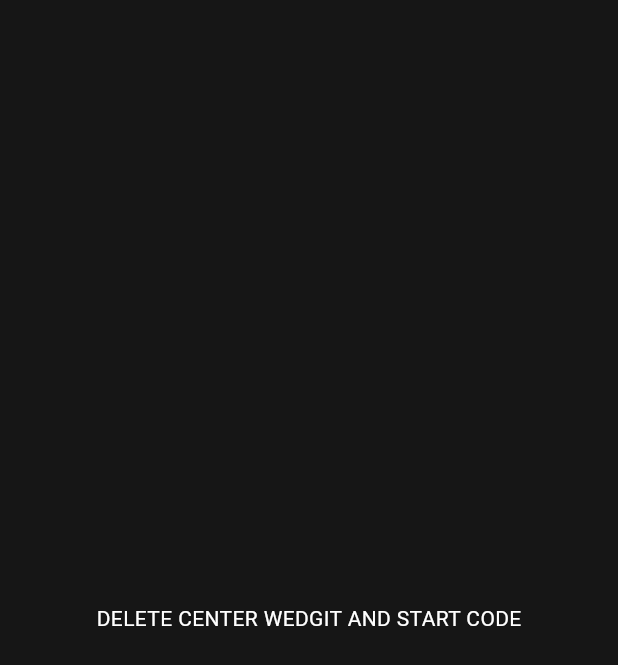
After one commit to heshammahamed/Flutter_project, a Flutter app: the screen it shows after launch, after a tap on "Ahmed", on a phone screen of 412 x 824 dp. The commit adds this screen. Shown: the top 665 px of the screen. Run offline on Flutter 3.47's test engine with Material 3 defaults, Android fonts, the phone set to English and light mode, and no system bars; our stand-ins replace font_awesome_flutter, percent_indicator.

Commit message:
add first and second game

```diff
--- a/lib/main.dart
+++ b/lib/main.dart
@@ -1,5 +1,9 @@
 import 'package:flutter/material.dart';
 import './screens/homescreen.dart';
+import './screens/firstGame/toturial.dart';
+import './screens/firstGame/Countdown.dart';
+import './screens/SecondGame/toturial.dart';
+import './screens/SecondGame/Countdown.dart';
 
 void main() {
   runApp(const MyApp());
@@ -18,6 +22,10 @@ class MyApp extends StatelessWidget {
 
       routes: {
         '/' : (context) => const Homescreen(),
+        '/firstgame_tutorial' : (context) => const Toturial_first(),
+        '/Countdown_firstgame' : (context) =>  CountdownFirstgame(),
+        '/SecondGame_tut' : (context) =>  const second_tutorial(),
+        '/Countdown_Second' : (context) =>  CountdownSecondGame(),
       },
     );
   }
--- /dev/null
+++ b/lib/screens/firstGame/toturial.dart
@@ -0,0 +1,14 @@
+import 'package:flutter/material.dart';
+import '../../var.dart';
+
+class Toturial_first extends StatelessWidget {
+  const Toturial_first({super.key});
+
+  @override
+  Widget build(BuildContext context) {
+    return Scaffold(
+      backgroundColor: homescreen ,
+      body: const Center (child : Text ("DELETE CENTER WEDGIT AND START CODE" , style : TextStyle(color : Colors.white)))
+    );
+  }
+}
--- a/lib/widget/Homescreen/Games.dart
+++ b/lib/widget/Homescreen/Games.dart
@@ -15,22 +15,30 @@ class Games extends StatelessWidget {
           child: PageView(
             scrollDirection: Axis.horizontal,
             children: [
-              Container(
+              GestureDetector(
+                onTap: () => {
+                  Navigator.pushNamed(context , "/firstgame_tutorial")
+                },
+                child:Container(
                   height: MediaQuery.of(context).size.height * 0.1,
                   width: MediaQuery.of(context).size.width * 0.1,
                   margin: const EdgeInsets.symmetric(horizontal: 20.0),
                   decoration: BoxDecoration(borderRadius: BorderRadius.circular(10.0),color: Colors.red,),
-
-                child: const Center(child: Text("Page 1")),
+                  child: const Center(child: Text("Ahmed")),
               ),
-              Container(
-                height: MediaQuery.of(context).size.height * 0.08,
+              ),
+              GestureDetector(
+                onTap: () => {
+                  Navigator.pushNamed(context , "/SecondGame_tut")
+                },
+                child:Container(
+                  height: MediaQuery.of(context).size.height * 0.1,
                   width: MediaQuery.of(context).size.width * 0.1,
                   margin: const EdgeInsets.symmetric(horizontal: 20.0),
                   decoration: BoxDecoration(borderRadius: BorderRadius.circular(10.0),color: Colors.blue,),
-                child: const Center(child: Text("Page 2")),
+                  child: const Center(child: Text("Monaia")),
               ),
-
+              ),
             ],
           ),
         ),
```
Also changed, not shown: lib/screens/SecondGame/Countdown.dart (added, +57 -0 lines), lib/screens/SecondGame/toturial.dart (added, +14 -0 lines), lib/screens/firstGame/Countdown.dart (added, +56 -0 lines). Lines whose indentation alone changed are shown as unchanged.
